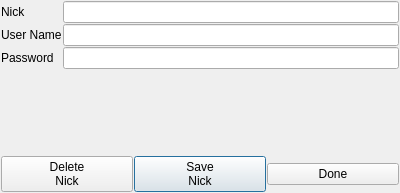
Before: the Qt Designer form ui/irc-account.ui in berndhs/egalite, drawn with Qt 5.
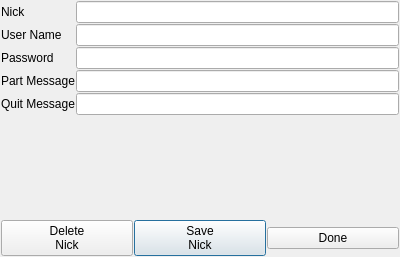
After: the same form once the commit is applied. Icons and pictures are not drawn.

Commit message: send stupid messages for PART and QUIT

What changed in the file:
```diff
--- a/ui/irc-account.ui
+++ b/ui/irc-account.ui
@@ -8,7 +8,7 @@
     <x>0</x>
     <y>0</y>
     <width>400</width>
-    <height>193</height>
+    <height>257</height>
    </rect>
   </property>
   <property name="windowTitle">
@@ -55,6 +55,26 @@
        </property>
       </widget>
      </item>
+     <item row="6" column="0">
+      <widget class="QLabel" name="partMessageLabel">
+       <property name="text">
+        <string>Part Message</string>
+       </property>
+      </widget>
+     </item>
+     <item row="6" column="1">
+      <widget class="QLineEdit" name="partEdit"/>
+     </item>
+     <item row="7" column="0">
+      <widget class="QLabel" name="quitMessageLabel">
+       <property name="text">
+        <string>Quit Message</string>
+       </property>
+      </widget>
+     </item>
+     <item row="7" column="1">
+      <widget class="QLineEdit" name="quitEdit"/>
+     </item>
     </layout>
    </item>
    <item row="1" column="0">
```
The commit also changes 11 other files.
